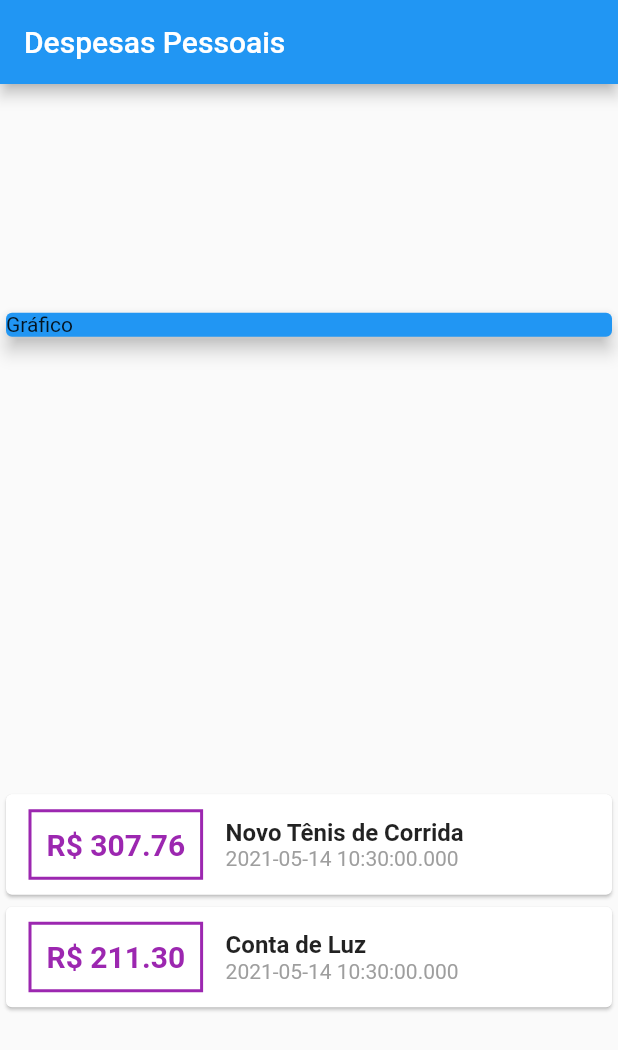
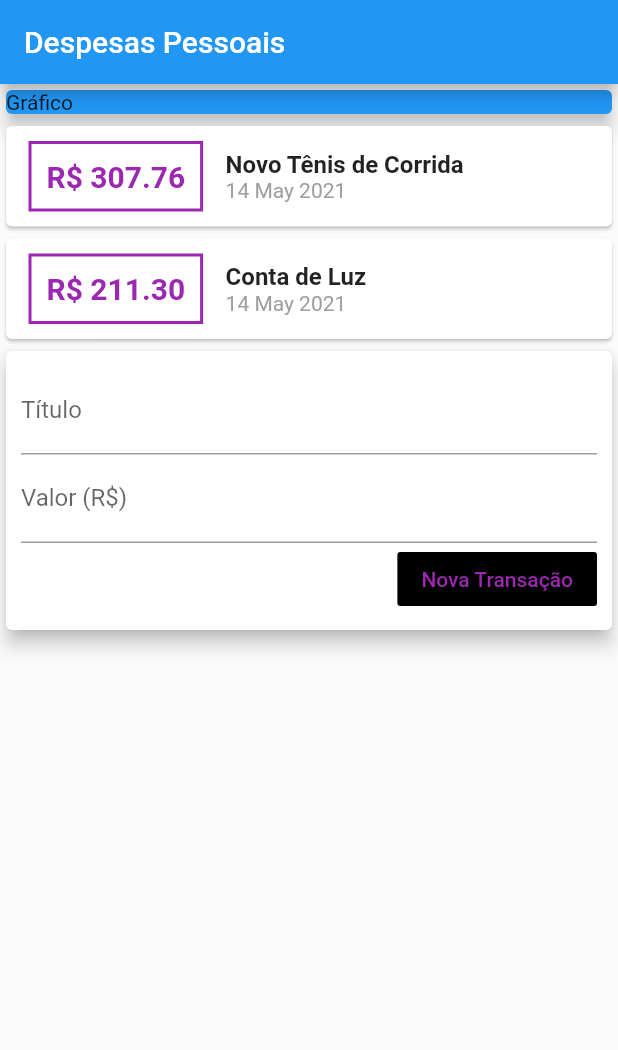
Before and after one commit to joaop-aguiar/projeto2_cod3r, a Flutter app: the screen it shows after launch, on a phone screen of 412 x 824 dp. Shown: the top 1050 px of the screen. Run offline on Flutter 3.47's test engine with Material 2 defaults, Android fonts, the phone set to English and light mode, and no system bars.

Commit message:
Criação do TextField

```diff
--- a/lib/main.dart
+++ b/lib/main.dart
@@ -1,5 +1,6 @@
 import 'package:flutter/material.dart';
 import 'package:projeto2_cod3r/models/transaction.dart';
+import 'package:intl/intl.dart';
 
 main() => runApp(ExpensesApp());
 
@@ -14,20 +15,17 @@ class ExpensesApp extends StatelessWidget {
 }
 
 class MyHomePage extends StatelessWidget {
+  final titleControler = TextEditingController();
+  final valueControler = TextEditingController();
+
   final _transactions = [
     Transaction(
         id: 't1',
         title: 'Novo Tênis de Corrida',
         value: 307.76,
-      date: DateTime.now()
-    ),
+        date: DateTime.now()),
     Transaction(
-      id: 't2',
-      title: 'Conta de Luz',
-      value: 211.30,
-      date: DateTime.now()
-    ),
-
+        id: 't2', title: 'Conta de Luz', value: 211.30, date: DateTime.now()),
   ];
 
   @override
@@ -37,7 +35,6 @@ class MyHomePage extends StatelessWidget {
         title: Text('Despesas Pessoais'),
       ),
       body: Column(
-        mainAxisAlignment: MainAxisAlignment.spaceAround,
         crossAxisAlignment: CrossAxisAlignment.stretch,
         children: [
           Container(
@@ -48,7 +45,7 @@ class MyHomePage extends StatelessWidget {
             ),
           ),
           Column(
-            children: _transactions.map((tr){
+              children: _transactions.map((tr) {
             return Card(
               child: Row(
                 children: [
@@ -61,8 +58,7 @@ class MyHomePage extends StatelessWidget {
                         border: Border.all(
                       color: Colors.purple,
                       width: 2,
-                        )
-                      ),
+                    )),
                     padding: EdgeInsets.all(10),
                     child: Text(
                       'R\$ ${tr.value.toStringAsFixed(2)}',
@@ -75,7 +71,7 @@ class MyHomePage extends StatelessWidget {
                   ),
                   Column(
                     crossAxisAlignment: CrossAxisAlignment.start,
-                      children:[
+                    children: [
                       Text(
                         tr.title,
                         style: TextStyle(
@@ -84,7 +80,7 @@ class MyHomePage extends StatelessWidget {
                         ),
                       ),
                       Text(
-                          tr.date.toString(),
+                        DateFormat('d MMM y').format(tr.date),
                         style: TextStyle(
                           color: Colors.grey,
                         ),
@@ -94,8 +90,40 @@ class MyHomePage extends StatelessWidget {
                 ],
               ),
             );
-            }).toList()
+          }).toList()),
+          Card(
+            elevation: 5,
+            child: Padding(
+              padding: const EdgeInsets.all(10),
+              child: Column(
+                children: [
+                  TextField(
+                    controller: titleControler,
+                    decoration: InputDecoration(
+                      labelText: 'Título',
+                    ),
+                  ),
+                  TextField(
+                    controller: valueControler,
+                    decoration: InputDecoration(
+                      labelText: 'Valor (R\$)',
+                    ),
+                  ),
+                  Row(
+                    mainAxisAlignment: MainAxisAlignment.end,
+                    children: [
+                      FlatButton(
+                        color: Colors.black, //COR DO FUNDO DO BOTÃO PARA PRETO
+                        onPressed: () {},
+                        child: Text('Nova Transação'),
+                        textColor: Colors.purple,
+                      ),
+                    ],
                   )
+                ],
+              ),
+            ),
+          ),
         ],
       ),
     );
--- a/pubspec.yaml
+++ b/pubspec.yaml
@@ -23,6 +23,7 @@ environment:
 dependencies:
   flutter:
     sdk: flutter
+  intl: ^0.16.1
 
 
   # The following adds the Cupertino Icons font to your application.
```
Also changed, not shown: pubspec.lock. Lines whose indentation alone changed are shown as unchanged.
